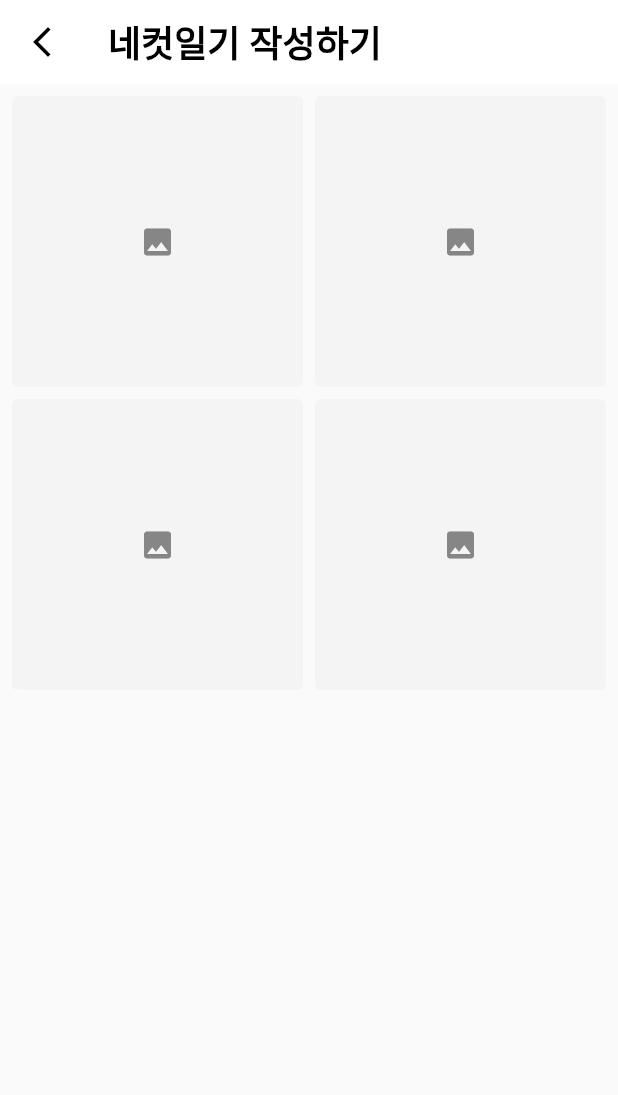
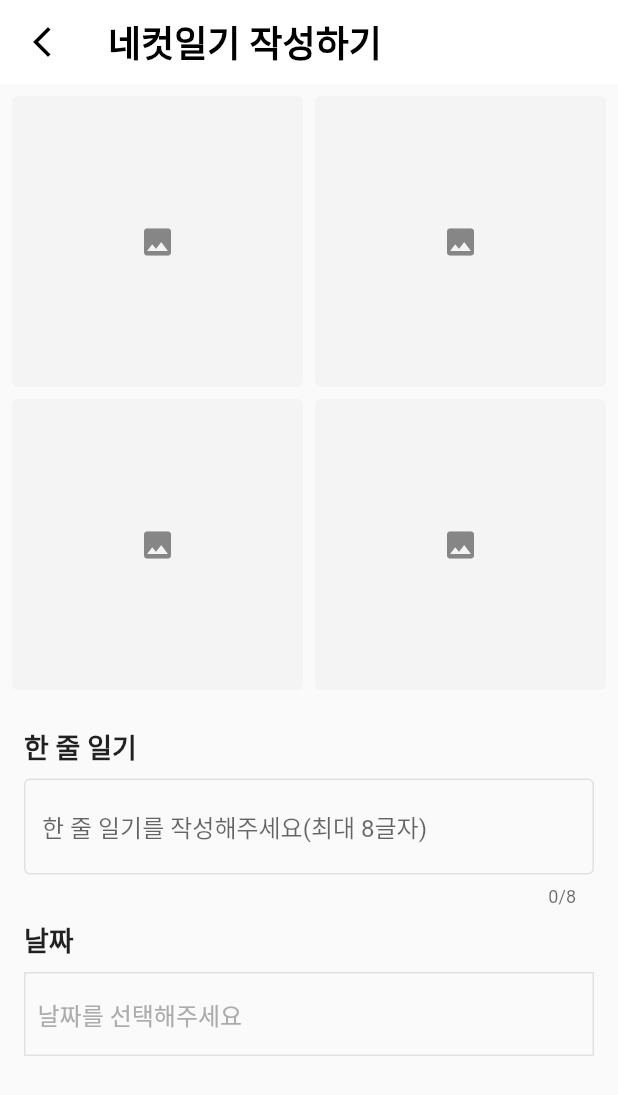
Before and after one commit to litlis01/flutter_four_diray, a Flutter app: the WriteScreen screen opened by its route, on a phone screen of 412 x 824 dp. Shown: the top 1095 px of the screen. Run offline on Flutter 3.47's test engine with Material 3 defaults, Android fonts, the phone set to English and light mode, and no system bars; our stand-ins replace google_fonts, image_picker.

Commit message:
input, select date

```diff
--- a/lib/main.dart
+++ b/lib/main.dart
@@ -4,6 +4,7 @@ import 'dart:math' as math;
 import 'package:flutter/material.dart';
 import 'package:google_fonts/google_fonts.dart';
 import 'package:image_picker/image_picker.dart';
+import 'package:intl/intl.dart';
 
 void main() {
   runApp(const MyApp());
@@ -165,6 +166,11 @@ class _WriteScreenState extends State<WriteScreen> {
   late ValueNotifier<dynamic> selectedImgBtmleft;
   late ValueNotifier<dynamic> selectedImgBtmright;
 
+  TextEditingController inputTitleController = TextEditingController();
+  final formKey = GlobalKey<FormState>();
+
+  int selectedDate = 0;
+
   @override
   void initState() {
     selectedImgTopleft = ValueNotifier(null);
@@ -197,7 +203,12 @@ class _WriteScreenState extends State<WriteScreen> {
         elevation: 0,
         backgroundColor: Colors.white,
       ),
-      body: Container(
+      body: SingleChildScrollView(
+        child: Column(
+          crossAxisAlignment: CrossAxisAlignment.start,
+          children: [
+            // 이미지 선택 위젯
+            Container(
               margin: EdgeInsets.all(8),
               width: double.maxFinite,
               height: MediaQuery.of(context).size.width,
@@ -216,7 +227,104 @@ class _WriteScreenState extends State<WriteScreen> {
                 ],
               ),
             ),
+            // 텍스트 작성 필드
+            Container(
+              margin: EdgeInsets.symmetric(horizontal: 16),
+              child: Text(
+                '한 줄 일기',
+                style: GoogleFonts.nanumPenScript(
+                  textStyle: TextStyle(
+                    fontSize: 18,
+                    fontWeight: FontWeight.w800,
+                  ),
+                ),
+              ),
+            ),
+            Container(
+              margin: EdgeInsets.symmetric(horizontal: 16, vertical: 8),
+              child: Form(
+                key: formKey,
+                child: TextFormField(
+                  decoration: InputDecoration(
+                    hintText: '한 줄 일기를 작성해주세요(최대 8글자)',
+                    hintStyle: GoogleFonts.nanumPenScript(fontSize: 16),
+                    enabledBorder: OutlineInputBorder(
+                      borderSide: BorderSide(color: Color(0xffE1E1E1)),
+                    ),
+                    focusedBorder: OutlineInputBorder(
+                      borderSide: BorderSide(color: Colors.black),
+                    ),
+                  ),
+                  maxLength: 8,
+                  controller: inputTitleController,
+                ),
+              ),
+            ),
+            Container(
+              margin: EdgeInsets.symmetric(horizontal: 16),
+              child: Text(
+                '날짜',
+                style: GoogleFonts.nanumPenScript(
+                  textStyle: TextStyle(
+                    fontSize: 18,
+                    fontWeight: FontWeight.w800,
+                  ),
+                ),
+              ),
+            ),
+            // 날짜 선택 버튼
+            GestureDetector(
+              onTap: () => _selectedDate(context),
+              child: Container(
+                margin: EdgeInsets.symmetric(horizontal: 16, vertical: 8),
+                alignment: Alignment.centerLeft,
+                width: double.maxFinite,
+                height: 56,
+                decoration: BoxDecoration(
+                  border: Border.all(color: Color(0xffE1E1E1)),
+                ),
+                child: Container(
+                  margin: EdgeInsets.only(left: 8),
+                  child: selectedDate == 0
+                      ? Text(
+                          '날짜를 선택해주세요',
+                          style: GoogleFonts.nanumPenScript(
+                            textStyle: TextStyle(
+                              fontSize: 16,
+                              color: Color(0xffACACAC),
+                            ),
+                          ),
+                        )
+                      : Text(
+                          DateFormat('yyyy.MM.dd').format(
+                            DateTime.fromMillisecondsSinceEpoch(selectedDate),
+                          ),
+                    style: GoogleFonts.nanumPenScript(
+                      textStyle: TextStyle(fontSize: 24, color: Colors.black)
+                    ),
+                        ),
+                ),
+              ),
+            ),
+          ],
+        ),
+      ),
     );
+  }
+
+  Future _selectedDate(BuildContext context) async {
+    // 날짜를 선택하는 함수
+    final DateTime? selected = await showDatePicker(
+      context: context,
+      firstDate: DateTime(1990),
+      lastDate: DateTime(2100),
+      initialDate: DateTime.now(),
+    );
+
+    if (selected != null) {
+      selectedDate = selected.millisecondsSinceEpoch;
+      setState(() {});
+    }
   }
 }
 
```
Lines whose indentation alone changed are shown as unchanged.
